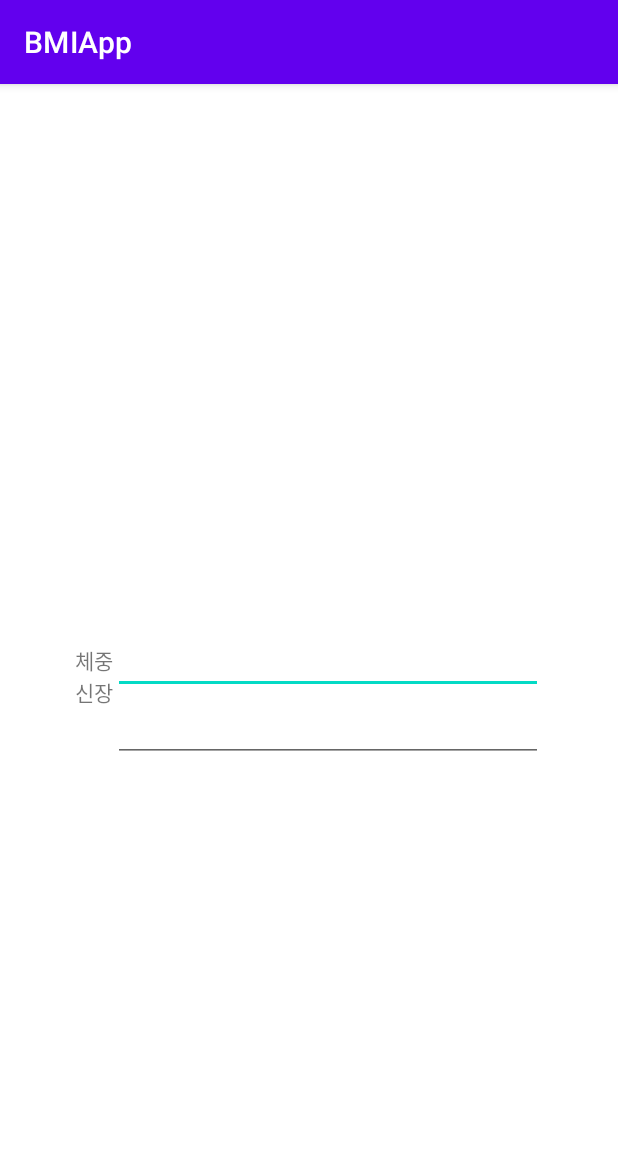
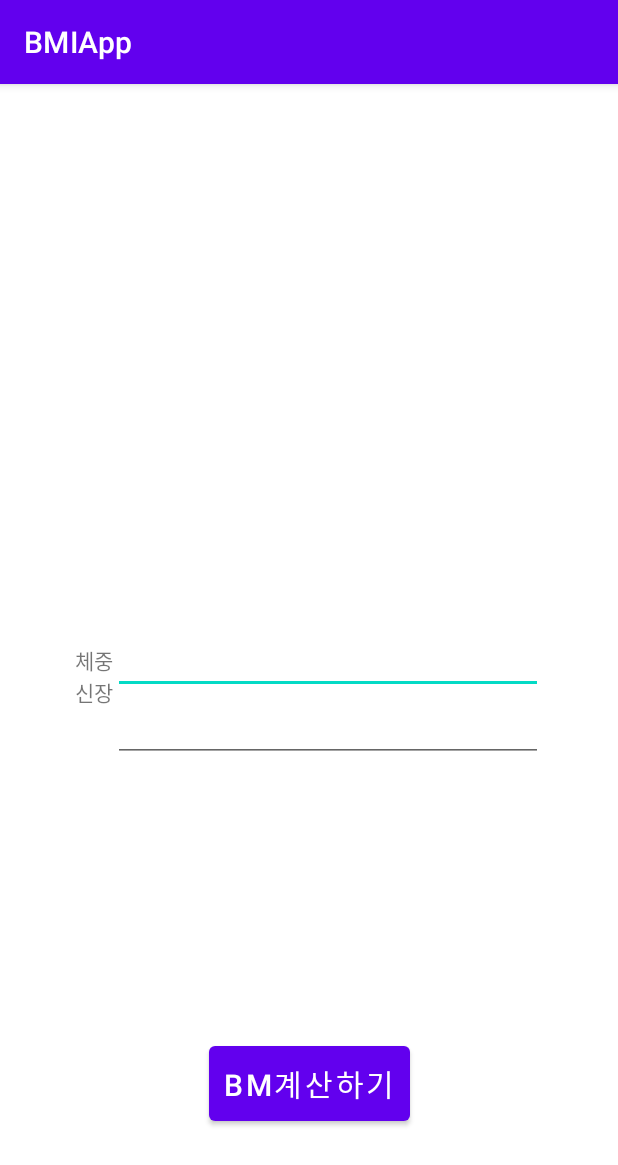
Before and after one commit to hyejineee/fastcampusAndroid, an Android app: the screen it shows after launch (MainActivity), on a phone screen of 412 x 824 dp. Shown: the top 1165 px of the screen. Run offline under Robolectric (Android 15) with nearby library versions, the phone set to English and light mode, and no system bars.

```diff
--- a/BMIApp/app/src/main/res/layout/activity_main.xml
+++ b/BMIApp/app/src/main/res/layout/activity_main.xml
@@ -51,5 +51,18 @@
         app:layout_constraintTop_toBottomOf="@id/edittextview_main_weight"
         app:layout_constraintVertical_bias="0" />
 
+    <Button
+        android:layout_width="wrap_content"
+        android:layout_height="wrap_content"
+        android:padding="10dp"
+        android:text="BM계산하기"
+        android:textSize="20dp"
+        android:id="@+id/button_main_calculatebmi"
+        app:layout_constraintTop_toBottomOf="@+id/edittextview_main_height"
+        app:layout_constraintBottom_toBottomOf="parent"
+        app:layout_constraintLeft_toLeftOf="parent"
+        app:layout_constraintRight_toRightOf="parent"
+        app:layout_constraintVertical_bias="0.9"/>
+
 
 </androidx.constraintlayout.widget.ConstraintLayout>
```
Also changed, not shown: BMIApp/app/src/main/res/layout/activity_result.xml (added, +29 -0 lines), 3 other files.
